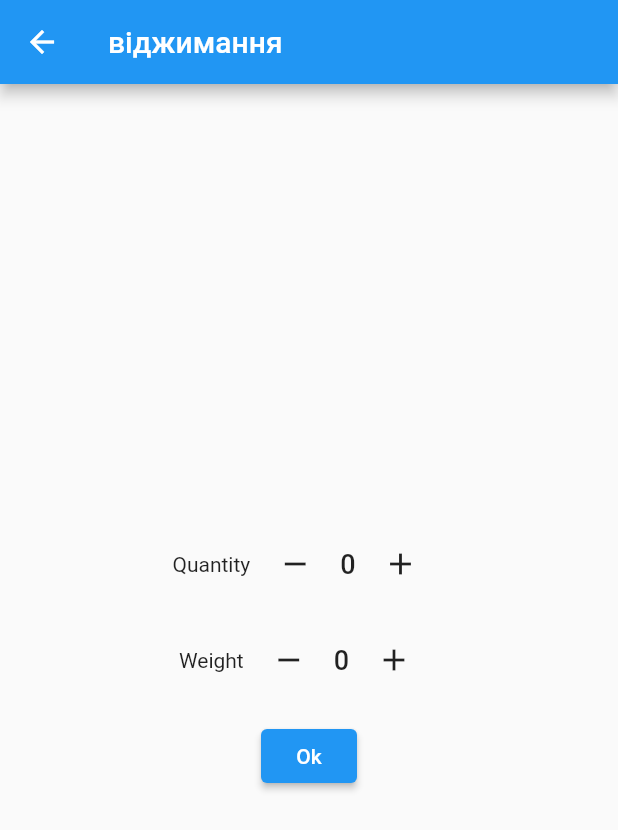
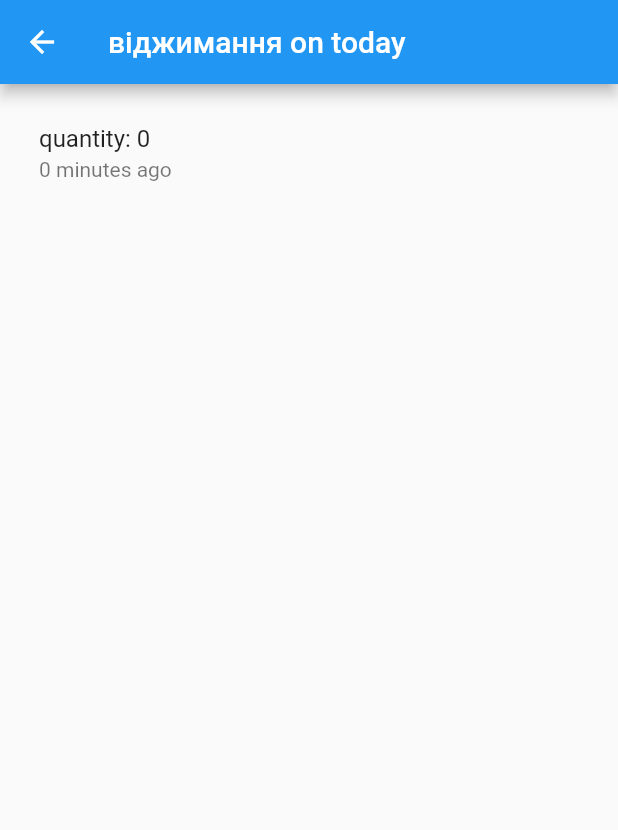
Before and after one commit to oleksabor/work-tracker, a Flutter app: the screen it shows after launch, after a tap on "віджимання", on a phone screen of 412 x 824 dp. Shown: the top 830 px of the screen. Run offline on Flutter 3.47's test engine with Material 2 defaults, Android fonts, the phone set to English and light mode, and no system bars; our stand-ins replace hive; accounts and stored records are empty.

Commit message:
today items list on tap, new item on long press

```diff
--- a/lib/views/main_items_page.dart
+++ b/lib/views/main_items_page.dart
@@ -7,6 +7,7 @@ import 'package:flutter/material.dart';
 import 'package:work_tracker/views/work_item_page.dart';
 import 'package:work_tracker/classes/date_extension.dart';
 import 'package:intl/date_symbol_data_local.dart';
+import 'package:work_tracker/views/work_items_view.dart';
 
 import 'lifecycle_watcher_state.dart';
 
@@ -44,6 +45,17 @@ class _MainItemsPageState extends LifecycleWatcherState<MainItemsPage> {
         kToday.todayWork?.add(item);
       });
     }
+  }
+
+  void workItemsView(BuildContext context, WorkKindToday kind) async {
+    var d = DateTime.now();
+    var items = _model.loadItemByKind(kind.kind.title, d);
+    await Navigator.push(
+      context,
+      MaterialPageRoute(
+          builder: (ctx) =>
+              WorkItemsView(date: d, kind: kind.kind.title, items: items)),
+    );
   }
 
   late String systemLocale;
@@ -92,7 +104,8 @@ class _MainItemsPageState extends LifecycleWatcherState<MainItemsPage> {
                   itemCount: snapshot.data!.length,
                   itemBuilder: (ctx, i) {
                     return GestureDetector(
-                        onTap: () => workItemEdit(ctx, snapshot.data![i]),
+                        onLongPress: () => workItemEdit(ctx, snapshot.data![i]),
+                        onTap: () => workItemsView(ctx, snapshot.data![i]),
                         child: _buildRow(snapshot.data![i]));
                   },
                 )
--- a/lib/views/work_item_page.dart
+++ b/lib/views/work_item_page.dart
@@ -3,10 +3,9 @@ import 'package:flutter/material.dart';
 import 'package:work_tracker/views/numeric_step_button.dart';
 
 class WorkItemPage extends StatelessWidget {
-  // In the constructor, require a Todo.
   const WorkItemPage({Key? key, required this.item}) : super(key: key);
 
-  // Declare a field that holds the Todo.
+  // Declare a field that holds the Item.
   final WorkItem item;
 
   void changedQty(int value) {
--- /dev/null
+++ b/lib/views/work_items_view.dart
@@ -0,0 +1,75 @@
+import 'dart:io';
+
+import 'package:intl/intl.dart';
+import 'package:work_tracker/classes/date_extension.dart';
+import 'package:work_tracker/classes/work_item.dart';
+import 'package:flutter/material.dart';
+
+class WorkItemsView extends StatelessWidget {
+  WorkItemsView(
+      {Key? key, required this.items, required this.date, required this.kind})
+      : super(key: key);
+
+  final Future<List<WorkItem>> items;
+  final DateTime date;
+  final String kind;
+
+  String get todayCaption => "today";
+  String get yesterdayCaption => "yesterday";
+
+  String get widgetTitle => kind + " on " + asDate(date);
+  String defaultLocale = Platform.localeName;
+
+  String asDate(DateTime value) {
+    var diff = value.difference(DateTime.now());
+    if (diff.inDays == 0) {
+      return todayCaption;
+    }
+    if (diff.inDays == -1) {
+      return yesterdayCaption;
+    }
+    return DateFormat.MMMMd(defaultLocale).format(value);
+  }
+
+  @override
+  Widget build(BuildContext context) {
+    return Scaffold(
+        appBar: AppBar(
+          // Here we take the value from the MyHomePage object that was created by
+          // the App.build method, and use it to set our appbar title.
+          title: Text(widgetTitle),
+        ),
+        body: FutureBuilder<List>(
+          future: items,
+          initialData: [],
+          builder: (context, snapshot) {
+            return snapshot.hasData
+                ? ListView.builder(
+                    padding: const EdgeInsets.all(10.0),
+                    itemCount: snapshot.data!.length,
+                    itemBuilder: (ctx, i) {
+                      return _buildRow(snapshot.data![i]);
+                    },
+                  )
+                : Center(
+                    child: CircularProgressIndicator(),
+                  );
+          },
+        ));
+  }
+
+  String get qtyCaption => "quantity";
+  String get weightCaption => "weight";
+
+  Widget _buildRow(WorkItem i) {
+    var st = qtyCaption + ": " + i.qty.toString();
+    var stw = "";
+    if (i.weight > 0) {
+      stw = weightCaption + ": " + i.weight.toInt().toString();
+    }
+    return ListTile(
+      title: Text(st + " " + stw),
+      subtitle: Text(i.created.smartString()),
+    );
+  }
+}
```
